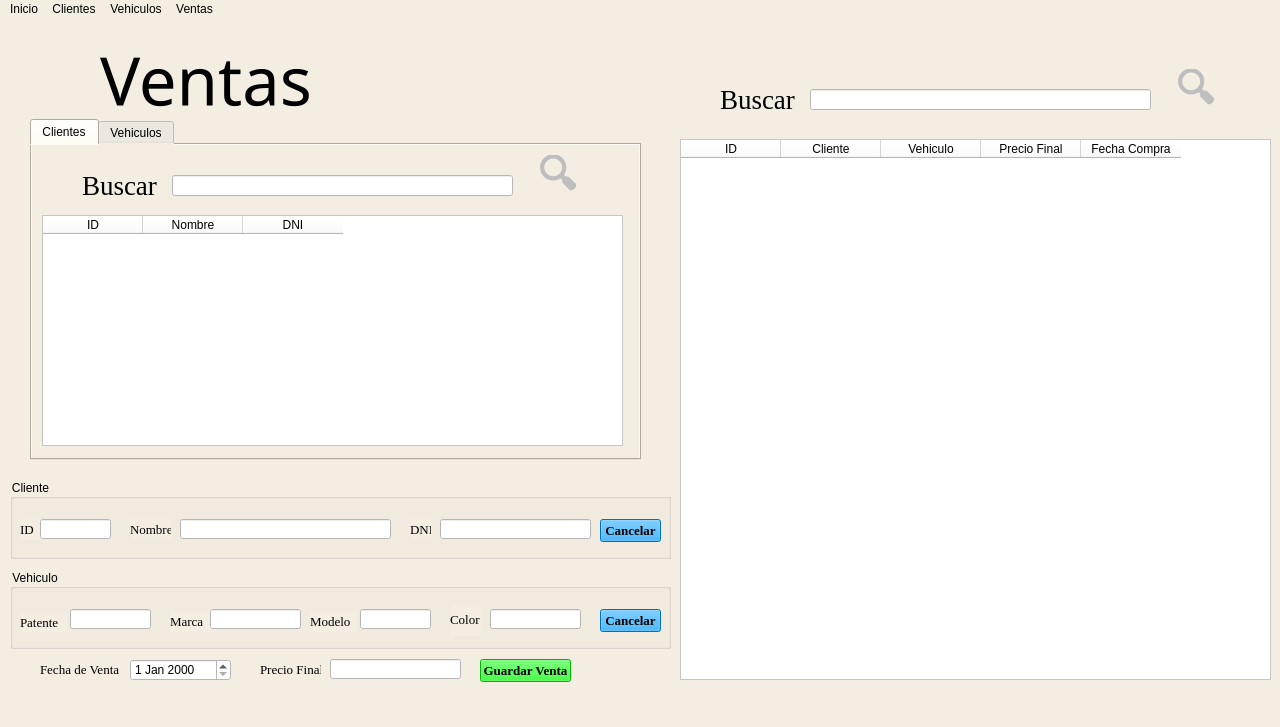
Old version of the form src/gui/ventas.ui in the repository GabrielTrejo1/Prueba.
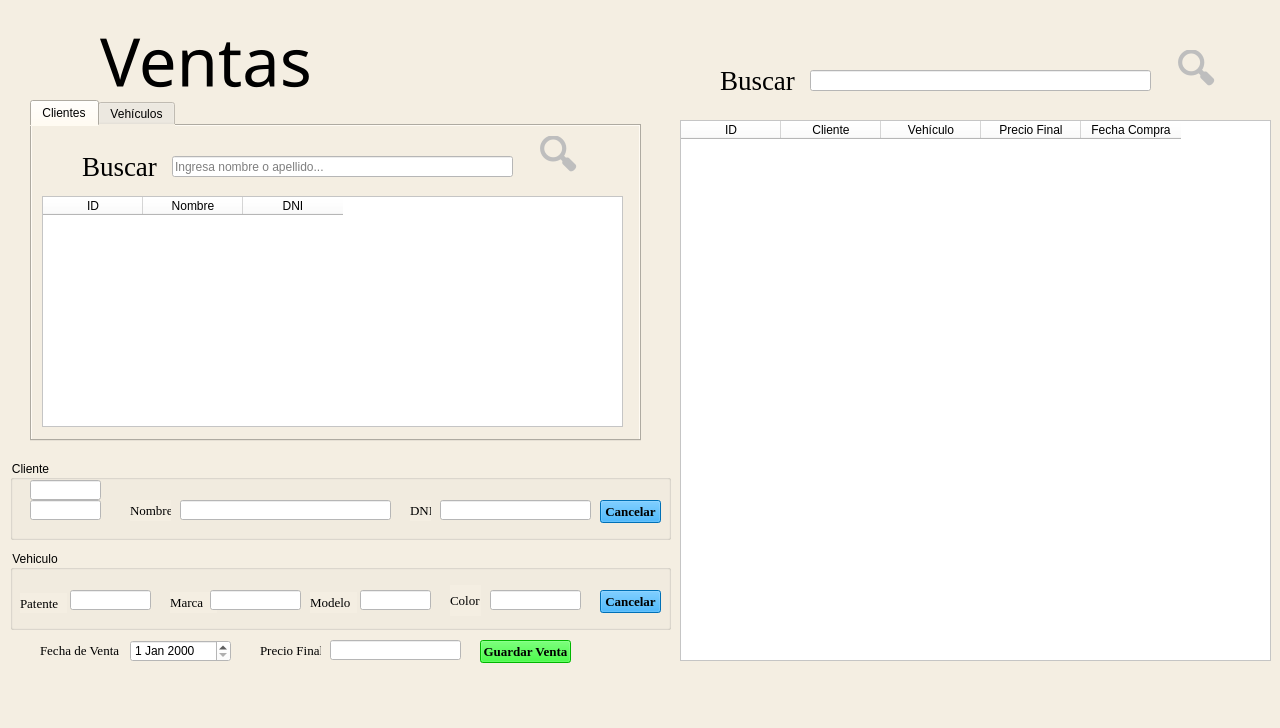
New version of the form.

Commit message: Ventas: Agregar Venta OK

What changed in the file:
```diff
--- a/src/gui/ventas.ui
+++ b/src/gui/ventas.ui
@@ -7,7 +7,7 @@
     <x>0</x>
     <y>0</y>
     <width>1280</width>
-    <height>727</height>
+    <height>728</height>
    </rect>
   </property>
   <property name="windowTitle">
@@ -106,6 +106,9 @@
       <property name="styleSheet">
        <string notr="true">background-color: rgb(255, 255, 255);</string>
       </property>
+      <property name="placeholderText">
+       <string>Ingresa nombre o apellido...</string>
+      </property>
      </widget>
      <widget class="QLabel" name="label_7">
       <property name="geometry">
@@ -175,7 +178,7 @@
     </widget>
     <widget class="QWidget" name="tab_2">
      <attribute name="title">
-      <string>Vehiculos</string>
+      <string>Vehículos</string>
      </attribute>
      <widget class="QLabel" name="label_13">
       <property name="geometry">
@@ -312,33 +315,14 @@
     <property name="title">
      <string>Cliente</string>
     </property>
-    <widget class="QLabel" name="label_2">
-     <property name="geometry">
-      <rect>
-       <x>10</x>
-       <y>40</y>
-       <width>21</width>
-       <height>20</height>
-      </rect>
-     </property>
-     <property name="font">
-      <font>
-       <family>Liberation Serif</family>
-       <pointsize>10</pointsize>
-      </font>
-     </property>
-     <property name="text">
-      <string>ID</string>
-     </property>
-    </widget>
-    <widget class="QLineEdit" name="lineEdit">
+    <widget class="QLineEdit" name="txtIDCliente">
      <property name="enabled">
       <bool>false</bool>
      </property>
      <property name="geometry">
       <rect>
-       <x>30</x>
-       <y>40</y>
+       <x>20</x>
+       <y>20</y>
        <width>71</width>
        <height>20</height>
       </rect>
@@ -441,6 +425,22 @@
       <string>Cancelar</string>
      </property>
     </widget>
+    <widget class="QLineEdit" name="txtIDVehiculo">
+     <property name="enabled">
+      <bool>false</bool>
+     </property>
+     <property name="geometry">
+      <rect>
+       <x>20</x>
+       <y>40</y>
+       <width>71</width>
+       <height>20</height>
+      </rect>
+     </property>
+     <property name="styleSheet">
+      <string notr="true">background-color: rgb(255, 255, 255);</string>
+     </property>
+    </widget>
    </widget>
    <widget class="QGroupBox" name="groupBox_2">
     <property name="geometry">
@@ -743,7 +743,7 @@
     </column>
     <column>
      <property name="text">
-      <string>Vehiculo</string>
+      <string>Vehículo</string>
      </property>
     </column>
     <column>
@@ -829,41 +829,6 @@
     </property>
    </widget>
   </widget>
-  <widget class="QMenuBar" name="menubar">
-   <property name="geometry">
-    <rect>
-     <x>0</x>
-     <y>0</y>
-     <width>1280</width>
-     <height>22</height>
-    </rect>
-   </property>
-   <widget class="QMenu" name="menuInicio">
-    <property name="title">
-     <string>Inicio</string>
-    </property>
-   </widget>
-   <widget class="QMenu" name="menuClientes">
-    <property name="title">
-     <string>Clientes</string>
-    </property>
-   </widget>
-   <widget class="QMenu" name="menuVehiculos">
-    <property name="title">
-     <string>Vehiculos</string>
-    </property>
-   </widget>
-   <widget class="QMenu" name="menuVentas">
-    <property name="title">
-     <string>Ventas</string>
-    </property>
-   </widget>
-   <addaction name="menuInicio"/>
-   <addaction name="menuClientes"/>
-   <addaction name="menuVehiculos"/>
-   <addaction name="menuVentas"/>
-  </widget>
-  <widget class="QStatusBar" name="statusbar"/>
  </widget>
  <resources/>
  <connections>
```
Left out of the diff: 77 changed lines with no effect on the pictures. The commit also changes 5 other files.
